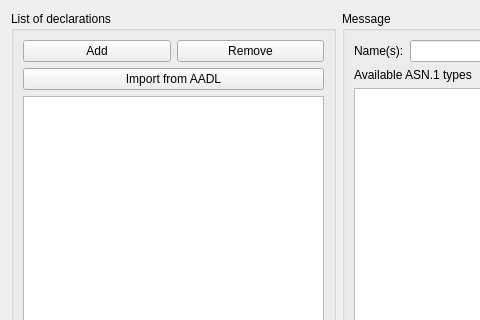
This is src/libs/libmsceditor/messagedeclarationsdialog.ui in esa/spacecreator as Qt 5 draws it before an edit; both pictures show x 0 to 480 and y 0 to 320 of the 981 by 645 pixel window. The edited form follows.
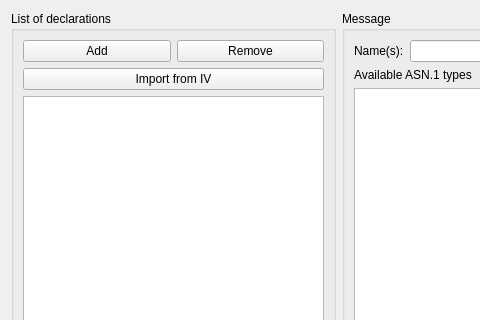
This is the edited form.

Commit message: VE: Refactor aadl classes

The edit to the form file:
```diff
--- a/src/libs/libmsceditor/messagedeclarationsdialog.ui
+++ b/src/libs/libmsceditor/messagedeclarationsdialog.ui
@@ -47,7 +47,7 @@
       <item row="1" column="0" colspan="2">
        <widget class="QPushButton" name="aadlImportButton">
         <property name="text">
-         <string>Import from AADL</string>
+         <string>Import from IV</string>
         </property>
        </widget>
       </item>
```
Left out of the diff: 2 changed lines with no effect on the pictures. The commit also changes 244 other files.
